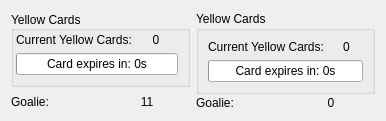
The window that src/ra/teaminfowidget.ui (robotics-erlangen/framework) describes before a commit, drawn with Qt 5.
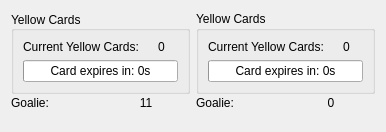
The same window after the commit.

Commit message: ra/teaminfowidget: fix alignment of team yellow info

What changed in the file:
```diff
--- a/src/ra/teaminfowidget.ui
+++ b/src/ra/teaminfowidget.ui
@@ -7,7 +7,7 @@
     <x>0</x>
     <y>0</y>
     <width>386</width>
-    <height>106</height>
+    <height>132</height>
    </rect>
   </property>
   <property name="windowTitle">
@@ -21,6 +21,9 @@
      </property>
      <item>
       <layout class="QVBoxLayout" name="teamYellow">
+       <property name="spacing">
+        <number>2</number>
+       </property>
        <property name="leftMargin">
         <number>0</number>
        </property>
@@ -34,15 +37,15 @@
          </property>
          <layout class="QVBoxLayout" name="verticalLayout_2">
           <property name="leftMargin">
-           <number>2</number>
+           <number>9</number>
           </property>
           <property name="topMargin">
-           <number>2</number>
+           <number>9</number>
           </property>
           <item>
            <layout class="QHBoxLayout" name="yellowCardsCounterYellow">
             <property name="spacing">
-             <number>2</number>
+             <number>6</number>
             </property>
             <property name="sizeConstraint">
              <enum>QLayout::SetMinimumSize</enum>
```
